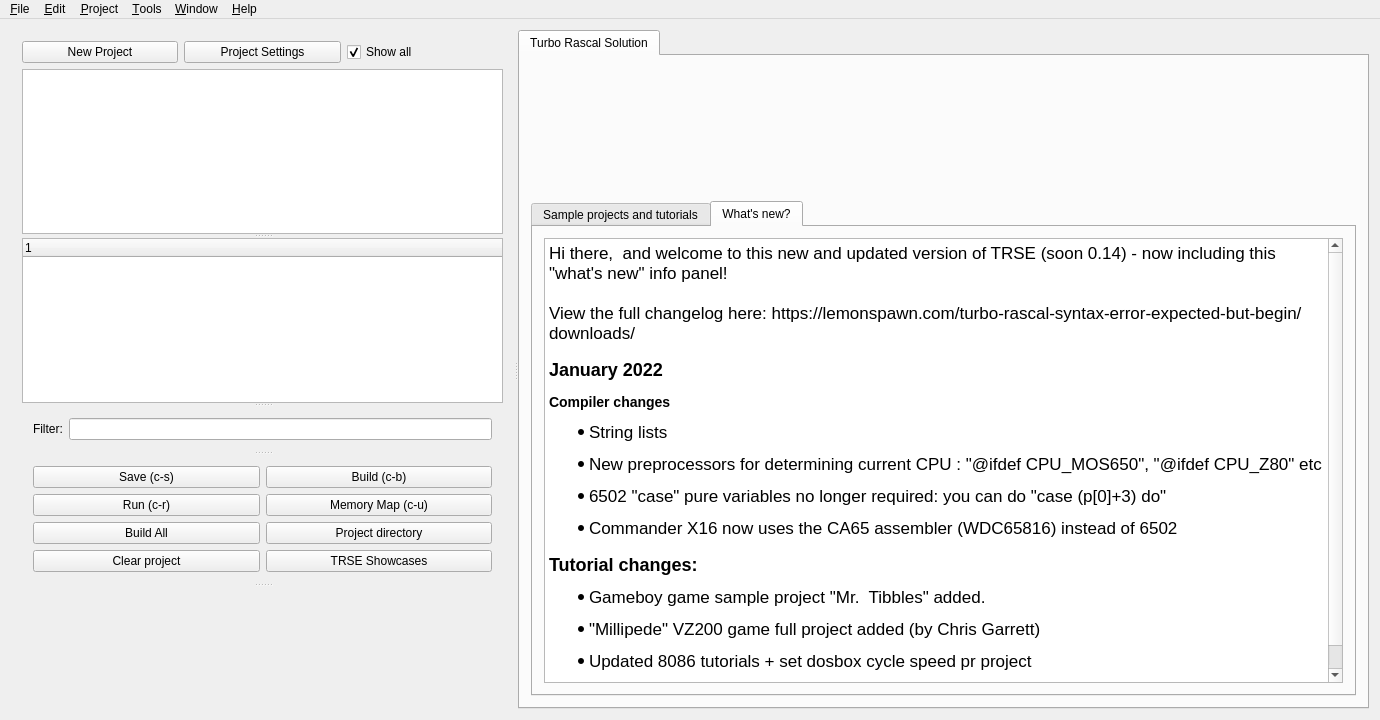
Old version of the form mainwindow.ui in the repository leuat/TRSE.
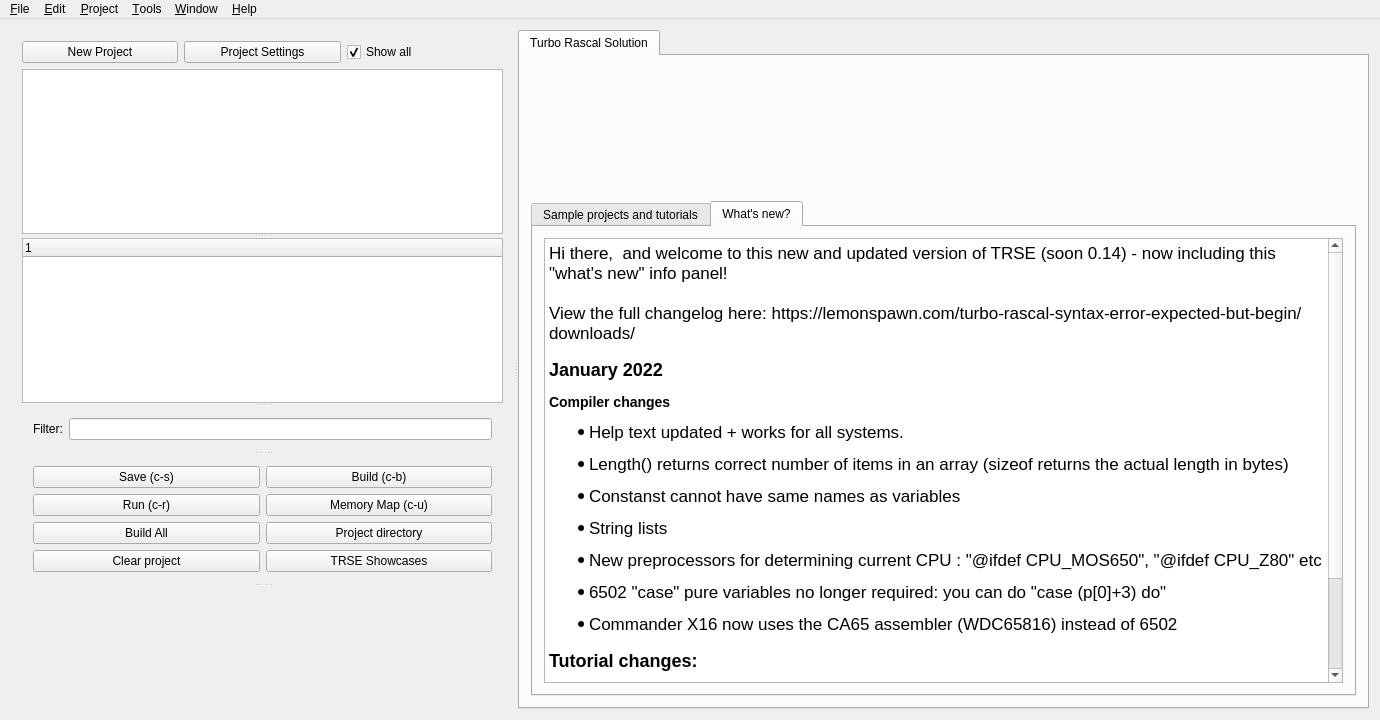
New version of the form. The open tabs and pages were chosen to show the change. Icons and pictures are not drawn. Custom widgets are drawn as their Qt base class.

Commit message: Lots of bugfixes: length, sizeof bugfix + text added. Rewritten syntax.txt to support cpus + all

```diff
--- a/mainwindow.ui
+++ b/mainwindow.ui
@@ -448,7 +448,10 @@
 &lt;p style=&quot; margin-top:0px; margin-bottom:0px; margin-left:0px; margin-right:0px; -qt-block-indent:0; text-indent:0px;&quot;&gt;View the full changelog here: https://lemonspawn.com/turbo-rascal-syntax-error-expected-but-begin/downloads/&lt;/p&gt;
 &lt;h2 style=&quot; margin-top:16px; margin-bottom:12px; margin-left:0px; margin-right:0px; -qt-block-indent:0; text-indent:0px;&quot;&gt;&lt;span style=&quot; font-size:x-large; font-weight:600;&quot;&gt;January 2022&lt;/span&gt;&lt;/h2&gt;
 &lt;h3 style=&quot; margin-top:14px; margin-bottom:12px; margin-left:0px; margin-right:0px; -qt-block-indent:0; text-indent:0px;&quot;&gt;&lt;span style=&quot; font-size:large; font-weight:600;&quot;&gt;Compiler changes&lt;/span&gt;&lt;/h3&gt;
-&lt;ul style=&quot;margin-top: 0px; margin-bottom: 0px; margin-left: 0px; margin-right: 0px; -qt-list-indent: 1;&quot;&gt;&lt;li style=&quot;&quot; style=&quot; margin-top:12px; margin-bottom:12px; margin-left:0px; margin-right:0px; -qt-block-indent:0; text-indent:0px;&quot;&gt;String lists &lt;/li&gt;
+&lt;ul style=&quot;margin-top: 0px; margin-bottom: 0px; margin-left: 0px; margin-right: 0px; -qt-list-indent: 1;&quot;&gt;&lt;li style=&quot;&quot; style=&quot; margin-top:12px; margin-bottom:12px; margin-left:0px; margin-right:0px; -qt-block-indent:0; text-indent:0px;&quot;&gt;Help text updated + works for all systems. &lt;/li&gt;
+&lt;li style=&quot;&quot; style=&quot; margin-top:12px; margin-bottom:12px; margin-left:0px; margin-right:0px; -qt-block-indent:0; text-indent:0px;&quot;&gt;Length() returns correct number of items in an array (sizeof returns the actual length in bytes)&lt;/li&gt;
+&lt;li style=&quot;&quot; style=&quot; margin-top:12px; margin-bottom:12px; margin-left:0px; margin-right:0px; -qt-block-indent:0; text-indent:0px;&quot;&gt;Constanst cannot have same names as variables&lt;/li&gt;
+&lt;li style=&quot;&quot; style=&quot; margin-top:12px; margin-bottom:12px; margin-left:0px; margin-right:0px; -qt-block-indent:0; text-indent:0px;&quot;&gt;String lists &lt;/li&gt;
 &lt;li style=&quot;&quot; style=&quot; margin-top:12px; margin-bottom:12px; margin-left:0px; margin-right:0px; -qt-block-indent:0; text-indent:0px;&quot;&gt;New preprocessors for determining current CPU : &amp;quot;@ifdef CPU_MOS650&amp;quot;, &amp;quot;@ifdef CPU_Z80&amp;quot; etc&lt;/li&gt;
 &lt;li style=&quot;&quot; style=&quot; margin-top:12px; margin-bottom:12px; margin-left:0px; margin-right:0px; -qt-block-indent:0; text-indent:0px;&quot;&gt;6502 &amp;quot;case&amp;quot; pure variables no longer required: you can do &amp;quot;case (p[0]+3) do&amp;quot;&lt;/li&gt;
 &lt;li style=&quot;&quot; style=&quot; margin-top:12px; margin-bottom:12px; margin-left:0px; margin-right:0px; -qt-block-indent:0; text-indent:0px;&quot;&gt;Commander X16 now uses the CA65 assembler (WDC65816) instead of 6502&lt;/li&gt;&lt;/ul&gt;
```
The commit also changes 21 other files.
